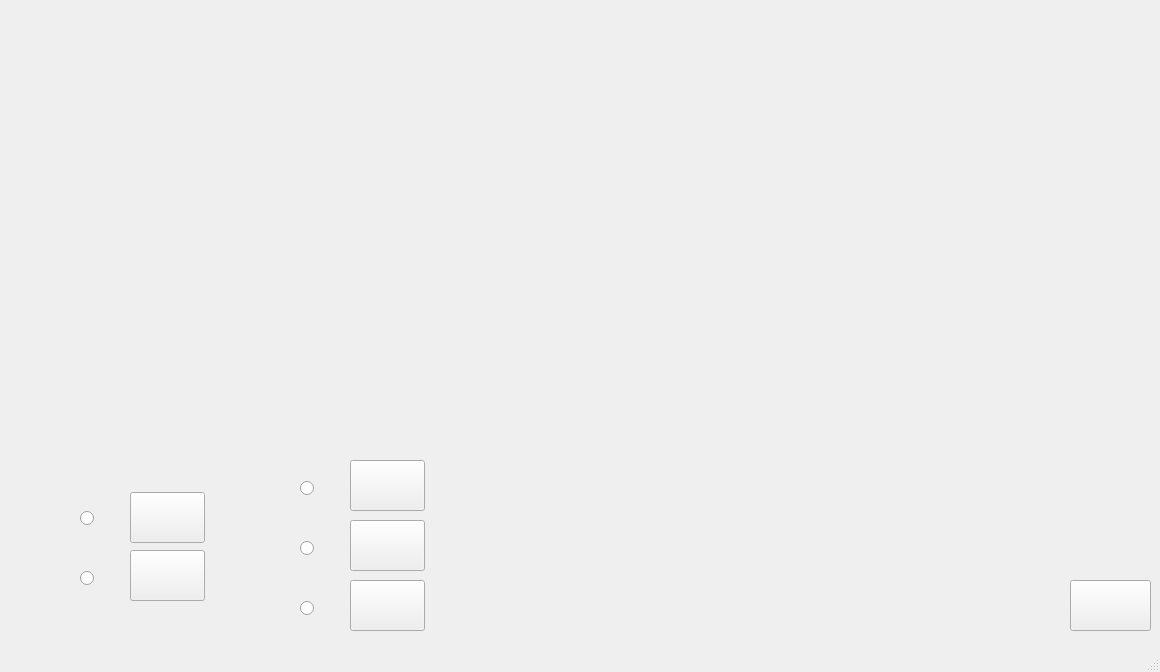
First picture: the form in src/templates/tela_avaliacao.ui, repository DanilloMLS/lepee, before the edit.
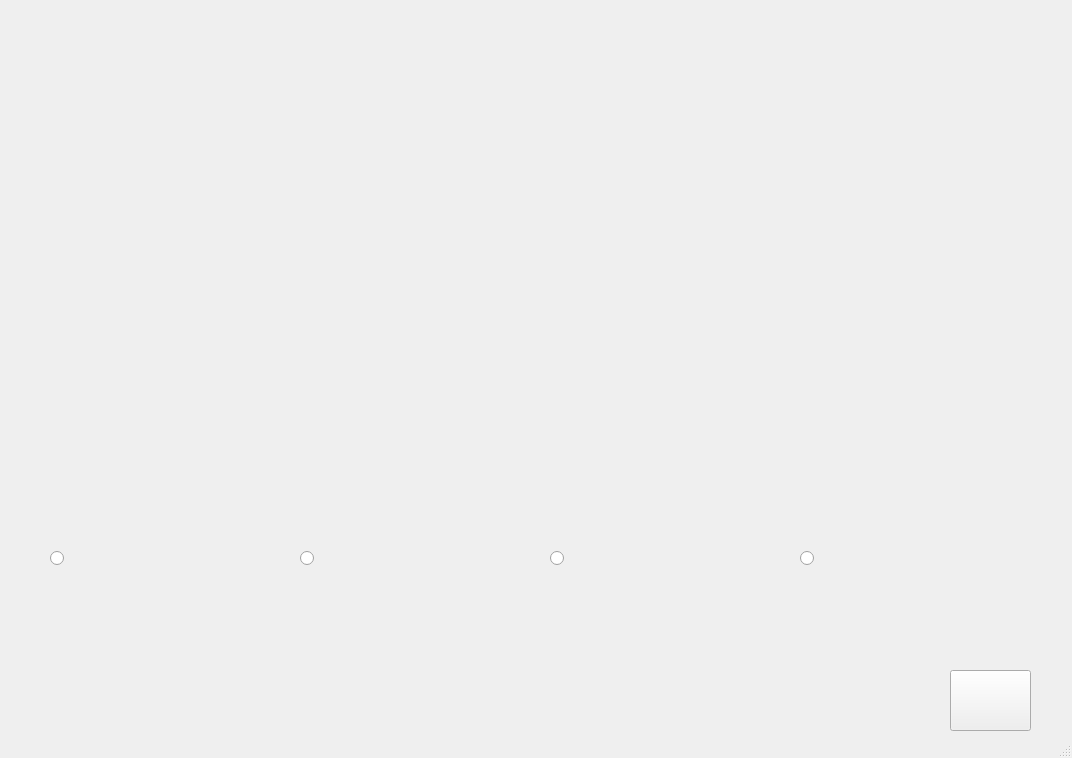
Second picture: the form after the edit.

Commit message: Versão 2.0.3 Correções de Erro e remodelagem na tela de Avaliação Quatitativa

What changed in the file:
```diff
--- a/src/templates/tela_avaliacao.ui
+++ b/src/templates/tela_avaliacao.ui
@@ -6,73 +6,21 @@
    <rect>
     <x>0</x>
     <y>0</y>
-    <width>1160</width>
-    <height>672</height>
+    <width>1072</width>
+    <height>758</height>
    </rect>
   </property>
   <property name="windowTitle">
    <string>MainWindow</string>
   </property>
   <widget class="QWidget" name="centralwidget">
-   <widget class="QPushButton" name="alter1">
-    <property name="geometry">
-     <rect>
-      <x>130</x>
-      <y>492</y>
-      <width>75</width>
-      <height>51</height>
-     </rect>
-    </property>
-    <property name="text">
-     <string/>
-    </property>
-   </widget>
-   <widget class="QPushButton" name="alter2">
-    <property name="geometry">
-     <rect>
-      <x>130</x>
-      <y>550</y>
-      <width>75</width>
-      <height>51</height>
-     </rect>
-    </property>
-    <property name="text">
-     <string/>
-    </property>
-   </widget>
-   <widget class="QPushButton" name="alter3">
-    <property name="geometry">
-     <rect>
-      <x>350</x>
-      <y>460</y>
-      <width>75</width>
-      <height>51</height>
-     </rect>
-    </property>
-    <property name="text">
-     <string/>
-    </property>
-   </widget>
-   <widget class="QPushButton" name="alter4">
-    <property name="geometry">
-     <rect>
-      <x>350</x>
-      <y>520</y>
-      <width>75</width>
-      <height>51</height>
-     </rect>
-    </property>
-    <property name="text">
-     <string/>
-    </property>
-   </widget>
    <widget class="QPushButton" name="proxPergButton">
     <property name="geometry">
      <rect>
-      <x>1070</x>
-      <y>580</y>
+      <x>950</x>
+      <y>670</y>
       <width>81</width>
-      <height>51</height>
+      <height>61</height>
      </rect>
     </property>
     <property name="text">
@@ -82,28 +30,18 @@
    <widget class="QWidget" name="perguntaWidget" native="true">
     <property name="geometry">
      <rect>
-      <x>10</x>
+      <x>250</x>
       <y>10</y>
       <width>571</width>
       <height>431</height>
      </rect>
     </property>
    </widget>
-   <widget class="QWidget" name="alternativaWidget" native="true">
-    <property name="geometry">
-     <rect>
-      <x>590</x>
-      <y>160</y>
-      <width>561</width>
-      <height>411</height>
-     </rect>
-    </property>
-   </widget>
    <widget class="QRadioButton" name="radioButton_1">
     <property name="geometry">
      <rect>
-      <x>80</x>
-      <y>510</y>
+      <x>50</x>
+      <y>550</y>
       <width>31</width>
       <height>17</height>
      </rect>
@@ -115,8 +53,8 @@
    <widget class="QRadioButton" name="radioButton_2">
     <property name="geometry">
      <rect>
-      <x>80</x>
-      <y>570</y>
+      <x>300</x>
+      <y>550</y>
       <width>31</width>
       <height>17</height>
      </rect>
@@ -128,8 +66,8 @@
    <widget class="QRadioButton" name="radioButton_3">
     <property name="geometry">
      <rect>
-      <x>300</x>
-      <y>480</y>
+      <x>550</x>
+      <y>550</y>
       <width>31</width>
       <height>17</height>
      </rect>
@@ -141,8 +79,8 @@
    <widget class="QRadioButton" name="radioButton_4">
     <property name="geometry">
      <rect>
-      <x>300</x>
-      <y>540</y>
+      <x>800</x>
+      <y>550</y>
       <width>31</width>
       <height>17</height>
      </rect>
@@ -151,30 +89,44 @@
      <string/>
     </property>
    </widget>
-   <widget class="QRadioButton" name="radioButton_5">
+   <widget class="QWidget" name="alter1Widget" native="true">
     <property name="geometry">
      <rect>
-      <x>300</x>
-      <y>600</y>
-      <width>31</width>
-      <height>17</height>
+      <x>70</x>
+      <y>470</y>
+      <width>191</width>
+      <height>171</height>
      </rect>
     </property>
-    <property name="text">
-     <string/>
+   </widget>
+   <widget class="QWidget" name="alter2Widget" native="true">
+    <property name="geometry">
+     <rect>
+      <x>320</x>
+      <y>470</y>
+      <width>191</width>
+      <height>171</height>
+     </rect>
     </property>
    </widget>
-   <widget class="QPushButton" name="alter5">
+   <widget class="QWidget" name="alter3Widget" native="true">
     <property name="geometry">
      <rect>
-      <x>350</x>
-      <y>580</y>
-      <width>75</width>
-      <height>51</height>
+      <x>570</x>
+      <y>470</y>
+      <width>191</width>
+      <height>171</height>
      </rect>
     </property>
-    <property name="text">
-     <string/>
+   </widget>
+   <widget class="QWidget" name="alter4Widget" native="true">
+    <property name="geometry">
+     <rect>
+      <x>820</x>
+      <y>470</y>
+      <width>191</width>
+      <height>171</height>
+     </rect>
     </property>
    </widget>
    <zorder>alter1</zorder>
```
Left out of the diff: 11 changed lines with no effect on the pictures. The commit also changes 15 other files.
